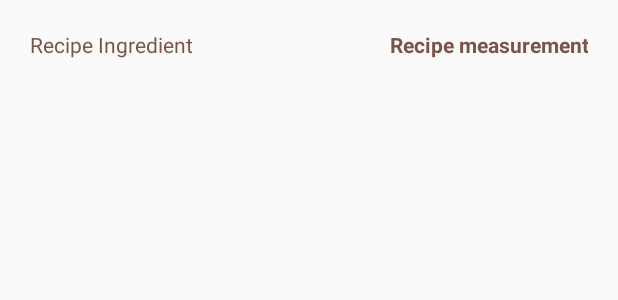
After one commit to kathy-a/udacity-BakingApp, an Android app: the layout layout_recipe_ingredients.xml on its own in the app's theme, with its tools: preview values and no code run, on a phone screen of 412 x 824 dp. The commit adds this screen. Shown: the top 300 px of the screen. Run offline under Robolectric (Android 15) with nearby library versions, the phone set to English and light mode, and no system bars.

Commit message:
Update ingredients fragment to display data using recyclerview

```diff
--- a/app/src/main/java/com/udacity/baking/database/RecipeDao.java
+++ b/app/src/main/java/com/udacity/baking/database/RecipeDao.java
@@ -61,7 +61,9 @@ public interface RecipeDao {
     @Query("SELECT * FROM Recipe WHERE id = :id")
     RecipeStepDetails getRecipeStepsById(int id);
 
-
+    @Transaction
+    @Query("SELECT * FROM Recipe WHERE id = :id")
+    RecipeIngredientDetails getRecipeIngredientsById(int id);
 
 
 }
--- /dev/null
+++ b/app/src/main/res/layout/layout_recipe_ingredients.xml
@@ -0,0 +1,30 @@
+<?xml version="1.0" encoding="utf-8"?>
+<RelativeLayout xmlns:android="http://schemas.android.com/apk/res/android"
+    xmlns:tools="http://schemas.android.com/tools"
+    android:orientation="horizontal" android:layout_width="match_parent"
+    android:layout_height="wrap_content">
+
+
+    <TextView
+        style="@style/Heading4"
+        android:id="@+id/text_ingredientName"
+        android:layout_alignParentLeft="true"
+        android:layout_toLeftOf="@id/text_ingredient_quantity_measurement"
+        tools:text="@string/recipe_ingredient"
+        android:layout_width="wrap_content"
+        android:layout_height="wrap_content" />
+
+
+    <TextView
+        style="@style/Heading4"
+        tools:text="@string/recipe_ingredient_measurement"
+        android:textAlignment="textEnd"
+        android:id="@+id/text_ingredient_quantity_measurement"
+        android:layout_width="wrap_content"
+        android:layout_height="wrap_content"
+        android:layout_alignParentRight="true"
+        android:textStyle="bold"/>
+
+
+
+</RelativeLayout>
--- a/app/src/main/res/values/strings.xml
+++ b/app/src/main/res/values/strings.xml
@@ -3,6 +3,9 @@
     <string name="ingredients">Ingredients</string>
     <string name="recipe_steps">Steps</string>
     <string name="recipe_name">Recipe Name </string>
+    <string name="recipe_ingredient">Recipe Ingredient </string>
+    <string name="recipe_ingredient_measurement">Recipe measurement </string>
+    <string name="recipe_ingredient_quantity">22.0 </string>
 
 
 </resources>
```
Also changed, not shown: app/src/main/java/com/udacity/baking/MainActivity.java (+0 -7 lines), app/src/main/java/com/udacity/baking/database/AppRepository.java (+11 -3 lines), app/src/main/java/com/udacity/baking/fragment/IngredientsFragment.java (+58 -15 lines), app/src/main/java/com/udacity/baking/fragment/RecipeStepsFragment.java (+3 -15 lines), app/src/main/java/com/udacity/baking/ui/IngredientViewAdapter.java (added, +84 -0 lines), app/src/main/java/com/udacity/baking/viewmodel/DetailViewModel.java (+31 -4 lines), app/src/main/res/layout/fragment_ingredients.xml (+5 -5 lines).
